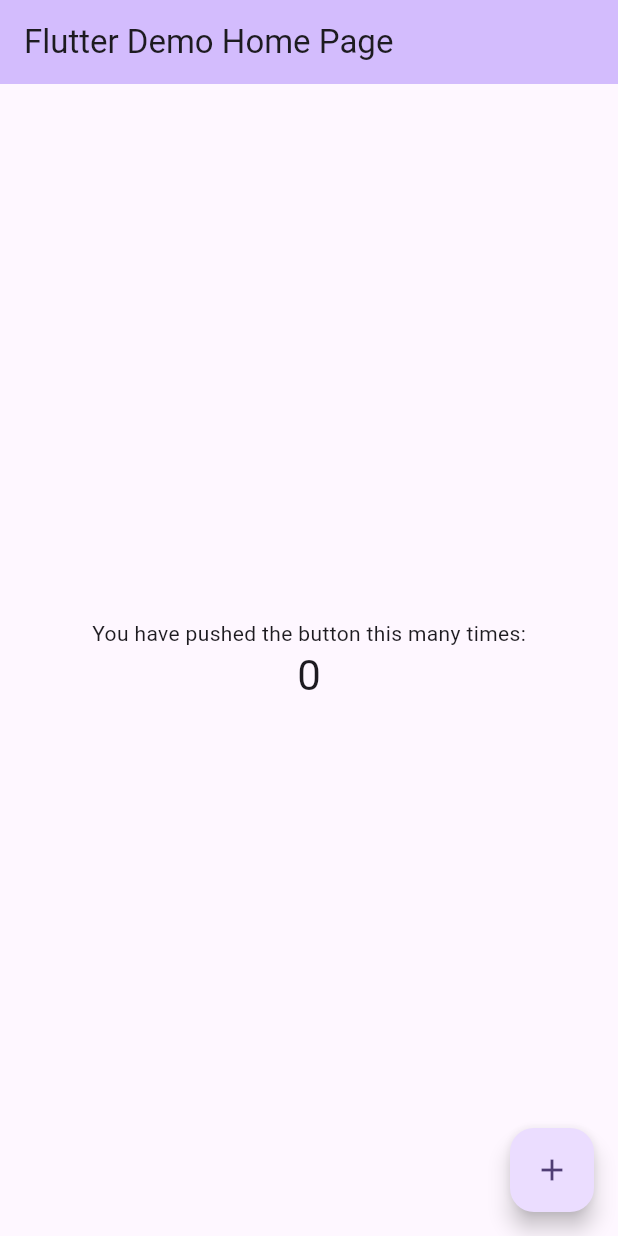
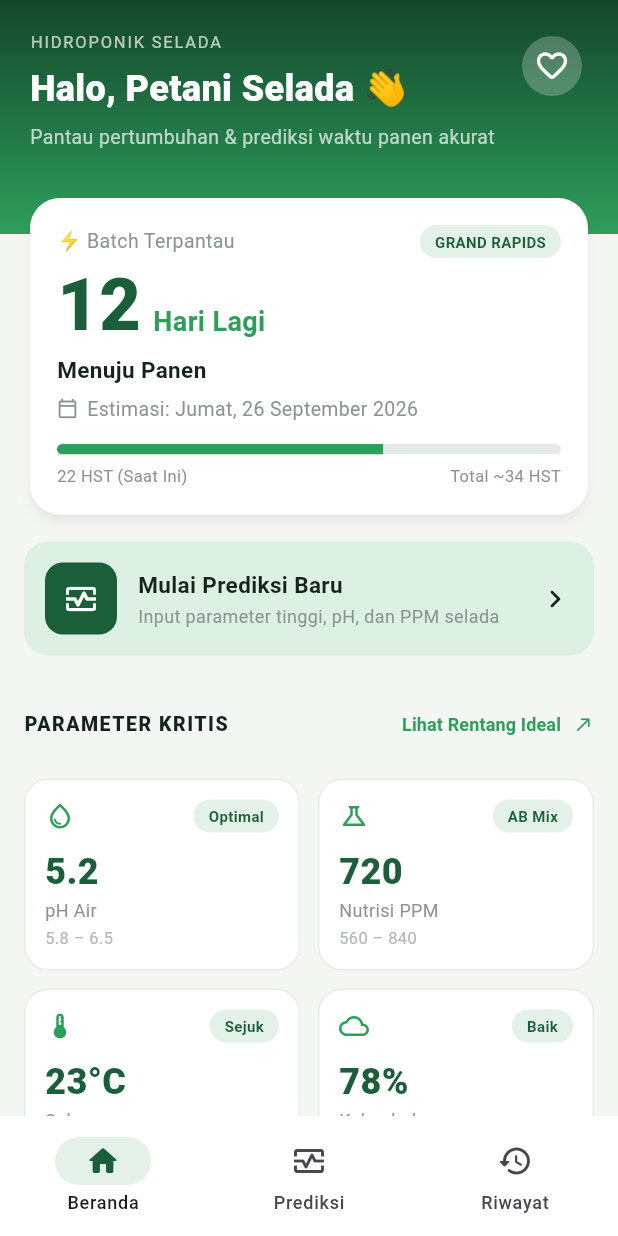
Before and after one commit to DinaKSari/Group_5_PBL, a Flutter app: the screen it shows after launch, on a phone screen of 412 x 824 dp. Run offline on Flutter 3.47's test engine with Material 3 defaults, Android fonts, the phone set to English and light mode, and no system bars; our stand-ins replace flutter_riverpod.

Commit message:
- menambahkan struktur folder - membuat UI UX homepage

```diff
--- a/smart_farming/lib/main.dart
+++ b/smart_farming/lib/main.dart
@@ -1,122 +1,16 @@
 import 'package:flutter/material.dart';
+import 'package:flutter_riverpod/flutter_riverpod.dart';
+import 'pages/home_page.dart';
 
-void main() {
-  runApp(const MyApp());
-}
+void main() => runApp(const ProviderScope(child: MyApp()));
 
 class MyApp extends StatelessWidget {
   const MyApp({super.key});
-
-  // This widget is the root of your application.
   @override
-  Widget build(BuildContext context) {
-    return MaterialApp(
-      title: 'Flutter Demo',
-      theme: ThemeData(
-        // This is the theme of your application.
-        //
-        // TRY THIS: Try running your application with "flutter run". You'll see
-        // the application has a purple toolbar. Then, without quitting the app,
-        // try changing the seedColor in the colorScheme below to Colors.green
-        // and then invoke "hot reload" (save your changes or press the "hot
-        // reload" button in a Flutter-supported IDE, or press "r" if you used
-        // the command line to start the app).
-        //
-        // Notice that the counter didn't reset back to zero; the application
-        // state is not lost during the reload. To reset the state, use hot
-        // restart instead.
-        //
-        // This works for code too, not just values: Most code changes can be
-        // tested with just a hot reload.
-        colorScheme: .fromSeed(seedColor: Colors.deepPurple),
-      ),
-      home: const MyHomePage(title: 'Flutter Demo Home Page'),
-    );
-  }
+  Widget build(BuildContext context) => MaterialApp(
+        title: 'Week 4 - REST API',
+        theme: ThemeData(
+            colorSchemeSeed: Colors.indigo, useMaterial3: true),
+        home: const HomePage(),
+      );
 }
-
-class MyHomePage extends StatefulWidget {
-  const MyHomePage({super.key, required this.title});
-
-  // This widget is the home page of your application. It is stateful, meaning
-  // that it has a State object (defined below) that contains fields that affect
-  // how it looks.
-
-  // This class is the configuration for the state. It holds the values (in this
-  // case the title) provided by the parent (in this case the App widget) and
-  // used by the build method of the State. Fields in a Widget subclass are
-  // always marked "final".
-
-  final String title;
-
-  @override
-  State<MyHomePage> createState() => _MyHomePageState();
-}
-
-class _MyHomePageState extends State<MyHomePage> {
-  int _counter = 0;
-
-  void _incrementCounter() {
-    setState(() {
-      // This call to setState tells the Flutter framework that something has
-      // changed in this State, which causes it to rerun the build method below
-      // so that the display can reflect the updated values. If we changed
-      // _counter without calling setState(), then the build method would not be
-      // called again, and so nothing would appear to happen.
-      _counter++;
-    });
-  }
-
-  @override
-  Widget build(BuildContext context) {
-    // This method is rerun every time setState is called, for instance as done
-    // by the _incrementCounter method above.
-    //
-    // The Flutter framework has been optimized to make rerunning build methods
-    // fast, so that you can just rebuild anything that needs updating rather
-    // than having to individually change instances of widgets.
-    return Scaffold(
-      appBar: AppBar(
-        // TRY THIS: Try changing the color here to a specific color (to
-        // Colors.amber, perhaps?) and trigger a hot reload to see the AppBar
-        // change color while the other colors stay the same.
-        backgroundColor: Theme.of(context).colorScheme.inversePrimary,
-        // Here we take the value from the MyHomePage object that was created by
-        // the App.build method, and use it to set our appbar title.
-        title: Text(widget.title),
-      ),
-      body: Center(
-        // Center is a layout widget. It takes a single child and positions it
-        // in the middle of the parent.
-        child: Column(
-          // Column is also a layout widget. It takes a list of children and
-          // arranges them vertically. By default, it sizes itself to fit its
-          // children horizontally, and tries to be as tall as its parent.
-          //
-          // Column has various properties to control how it sizes itself and
-          // how it positions its children. Here we use mainAxisAlignment to
-          // center the children vertically; the main axis here is the vertical
-          // axis because Columns are vertical (the cross axis would be
-          // horizontal).
-          //
-          // TRY THIS: Invoke "debug painting" (choose the "Toggle Debug Paint"
-          // action in the IDE, or press "p" in the console), to see the
-          // wireframe for each widget.
-          mainAxisAlignment: .center,
-          children: [
-            const Text('You have pushed the button this many times:'),
-            Text(
-              '$_counter',
-              style: Theme.of(context).textTheme.headlineMedium,
-            ),
-          ],
-        ),
-      ),
-      floatingActionButton: FloatingActionButton(
-        onPressed: _incrementCounter,
-        tooltip: 'Increment',
-        child: const Icon(Icons.add),
-      ),
-    );
-  }
-}
--- /dev/null
+++ b/smart_farming/lib/pages/home_page.dart
@@ -0,0 +1,307 @@
+import 'package:flutter/material.dart';
+
+class _C {
+  static const primary = Color(0xFF1B5E3A);
+  static const accent = Color(0xFF2E9E5B);
+  static const bg = Color(0xFFF4F6F4);
+  static const chip = Color(0xFFE3F1E8);
+  static const muted = Color(0xFF8A9590);
+  static const text = Color(0xFF14231B);
+}
+
+class HomePage extends StatelessWidget {
+  const HomePage({super.key});
+
+  static const _params = [
+    _Param(Icons.water_drop_outlined, '5.2', 'pH Air', '5.8 – 6.5', 'Optimal'),
+    _Param(Icons.science_outlined, '720', 'Nutrisi PPM', '560 – 840', 'AB Mix'),
+    _Param(Icons.thermostat_outlined, '23°C', 'Suhu', '20 – 26°C', 'Sejuk'),
+    _Param(Icons.cloud_outlined, '78%', 'Kelembaban', '70 – 85%', 'Baik'),
+  ];
+
+  @override
+  Widget build(BuildContext context) {
+    return Scaffold(
+      backgroundColor: _C.bg,
+      body: ListView(
+        padding: EdgeInsets.zero,
+        children: [
+          const _Header(),
+          Transform.translate(
+            offset: const Offset(0, -28),
+            child: const Padding(
+              padding: EdgeInsets.symmetric(horizontal: 16),
+              child: Column(
+                crossAxisAlignment: CrossAxisAlignment.start,
+                children: [
+                  _BatchCard(),
+                  SizedBox(height: 14),
+                  _PredictionCta(),
+                  SizedBox(height: 22),
+                  _SectionTitle(),
+                  SizedBox(height: 12),
+                  _ParamGrid(params: _params),
+                ],
+              ),
+            ),
+          ),
+        ],
+      ),
+      bottomNavigationBar: NavigationBar(
+        backgroundColor: Colors.white,
+        indicatorColor: _C.chip,
+        selectedIndex: 0,
+        onDestinationSelected: (_) {}, // TODO: navigasi
+        destinations: const [
+          NavigationDestination(icon: Icon(Icons.home_outlined), selectedIcon: Icon(Icons.home_rounded, color: _C.primary), label: 'Beranda'),
+          NavigationDestination(icon: Icon(Icons.monitor_heart_outlined), label: 'Prediksi'),
+          NavigationDestination(icon: Icon(Icons.history_rounded), label: 'Riwayat'),
+        ],
+      ),
+    );
+  }
+}
+
+class _Header extends StatelessWidget {
+  const _Header();
+
+  @override
+  Widget build(BuildContext context) {
+    return Container(
+      padding: EdgeInsets.fromLTRB(20, MediaQuery.paddingOf(context).top + 20, 20, 56),
+      decoration: const BoxDecoration(
+        gradient: LinearGradient(
+          begin: Alignment.topCenter,
+          end: Alignment.bottomCenter,
+          colors: [Color(0xFF14472C), _C.accent],
+        ),
+      ),
+      child: Row(
+        crossAxisAlignment: CrossAxisAlignment.start,
+        children: [
+          const Expanded(
+            child: Column(
+              crossAxisAlignment: CrossAxisAlignment.start,
+              children: [
+                Text('HIDROPONIK SELADA', style: TextStyle(color: Colors.white70, fontSize: 11, letterSpacing: 1.2)),
+                SizedBox(height: 6),
+                Text('Halo, Petani Selada 👋', style: TextStyle(color: Colors.white, fontSize: 24, fontWeight: FontWeight.w800)),
+                SizedBox(height: 6),
+                Text('Pantau pertumbuhan & prediksi waktu panen akurat', style: TextStyle(color: Colors.white70, fontSize: 13, height: 1.4)),
+              ],
+            ),
+          ),
+          IconButton.filled(
+            onPressed: () {},
+            style: IconButton.styleFrom(backgroundColor: Colors.white24),
+            icon: const Icon(Icons.favorite_border_rounded, color: Colors.white),
+          ),
+        ],
+      ),
+    );
+  }
+}
+
+class _BatchCard extends StatelessWidget {
+  const _BatchCard();
+
+  @override
+  Widget build(BuildContext context) {
+    return Card(
+      elevation: 3,
+      shadowColor: Colors.black26,
+      color: Colors.white,
+      shape: RoundedRectangleBorder(borderRadius: BorderRadius.circular(20)),
+      child: const Padding(
+        padding: EdgeInsets.all(18),
+        child: Column(
+          crossAxisAlignment: CrossAxisAlignment.start,
+          children: [
+            Row(
+              mainAxisAlignment: MainAxisAlignment.spaceBetween,
+              children: [
+                Text('⚡ Batch Terpantau', style: TextStyle(color: _C.muted, fontSize: 13)),
+                _Chip('GRAND RAPIDS'),
+              ],
+            ),
+            SizedBox(height: 8),
+            Row(
+              crossAxisAlignment: CrossAxisAlignment.baseline,
+              textBaseline: TextBaseline.alphabetic,
+              children: [
+                Text('12', style: TextStyle(color: _C.primary, fontSize: 48, fontWeight: FontWeight.w800, height: 1)),
+                SizedBox(width: 8),
+                Text('Hari Lagi', style: TextStyle(color: _C.accent, fontSize: 18, fontWeight: FontWeight.w600)),
+              ],
+            ),
+            SizedBox(height: 8),
+            Text('Menuju Panen', style: TextStyle(color: _C.text, fontSize: 15, fontWeight: FontWeight.w700)),
+            SizedBox(height: 6),
+            Row(
+              children: [
+                Icon(Icons.calendar_today_outlined, size: 14, color: _C.muted),
+                SizedBox(width: 6),
+                Text('Estimasi: Jumat, 26 September 2026', style: TextStyle(color: _C.muted, fontSize: 13)),
+              ],
+            ),
+            SizedBox(height: 14),
+            ClipRRect(
+              borderRadius: BorderRadius.all(Radius.circular(4)),
+              child: LinearProgressIndicator(value: 22 / 34, minHeight: 7, color: _C.accent, backgroundColor: Color(0xFFE6EAE7)),
+            ),
+            SizedBox(height: 6),
+            Row(
+              mainAxisAlignment: MainAxisAlignment.spaceBetween,
+              children: [
+                Text('22 HST (Saat Ini)', style: TextStyle(color: _C.muted, fontSize: 11)),
+                Text('Total ~34 HST', style: TextStyle(color: _C.muted, fontSize: 11)),
+              ],
+            ),
+          ],
+        ),
+      ),
+    );
+  }
+}
+
+class _PredictionCta extends StatelessWidget {
+  const _PredictionCta();
+
+  @override
+  Widget build(BuildContext context) {
+    return Material(
+      color: const Color(0xFFDDF0E4),
+      borderRadius: BorderRadius.circular(16),
+      child: InkWell(
+        borderRadius: BorderRadius.circular(16),
+        onTap: () {}, // TODO: navigasi ke prediksi
+        child: const Padding(
+          padding: EdgeInsets.all(14),
+          child: Row(
+            children: [
+              DecoratedBox(
+                decoration: BoxDecoration(color: _C.primary, borderRadius: BorderRadius.all(Radius.circular(12))),
+                child: Padding(
+                  padding: EdgeInsets.all(12),
+                  child: Icon(Icons.monitor_heart_outlined, color: Colors.white),
+                ),
+              ),
+              SizedBox(width: 14),
+              Expanded(
+                child: Column(
+                  crossAxisAlignment: CrossAxisAlignment.start,
+                  children: [
+                    Text('Mulai Prediksi Baru', style: TextStyle(color: _C.text, fontWeight: FontWeight.w700, fontSize: 15)),
+                    SizedBox(height: 2),
+                    Text('Input parameter tinggi, pH, dan PPM selada', style: TextStyle(color: _C.muted, fontSize: 12)),
+                  ],
+                ),
+              ),
+              Icon(Icons.chevron_right_rounded, color: _C.text),
+            ],
+          ),
+        ),
+      ),
+    );
+  }
+}
+
+class _SectionTitle extends StatelessWidget {
+  const _SectionTitle();
+
+  @override
+  Widget build(BuildContext context) {
+    return Row(
+      mainAxisAlignment: MainAxisAlignment.spaceBetween,
+      children: [
+        const Text('PARAMETER KRITIS', style: TextStyle(color: _C.text, fontSize: 13, fontWeight: FontWeight.w800, letterSpacing: 1)),
+        TextButton.icon(
+          onPressed: () {},
+          style: TextButton.styleFrom(foregroundColor: _C.accent, padding: EdgeInsets.zero, minimumSize: const Size(0, 32)),
+          iconAlignment: IconAlignment.end,
+          icon: const Icon(Icons.north_east_rounded, size: 14),
+          label: const Text('Lihat Rentang Ideal', style: TextStyle(fontSize: 12, fontWeight: FontWeight.w600)),
+        ),
+      ],
+    );
+  }
+}
+
+class _Param {
+  const _Param(this.icon, this.value, this.label, this.range, this.tag);
+  final IconData icon;
+  final String value, label, range, tag;
+}
+
+class _ParamGrid extends StatelessWidget {
+  const _ParamGrid({required this.params});
+  final List<_Param> params;
+
+  @override
+  Widget build(BuildContext context) {
+    return GridView.builder(
+      shrinkWrap: true,
+      physics: const NeverScrollableScrollPhysics(),
+      itemCount: params.length,
+      gridDelegate: const SliverGridDelegateWithFixedCrossAxisCount(
+        crossAxisCount: 2,
+        mainAxisSpacing: 12,
+        crossAxisSpacing: 12,
+        mainAxisExtent: 128,
+      ),
+      itemBuilder: (_, i) => _ParamCard(params[i]),
+    );
+  }
+}
+
+class _ParamCard extends StatelessWidget {
+  const _ParamCard(this.p);
+  final _Param p;
+
+  @override
+  Widget build(BuildContext context) {
+    return DecoratedBox(
+      decoration: BoxDecoration(
+        color: Colors.white,
+        borderRadius: BorderRadius.circular(16),
+        border: Border.all(color: const Color(0xFFE8ECE9)),
+      ),
+      child: Padding(
+        padding: const EdgeInsets.all(14),
+        child: Column(
+          crossAxisAlignment: CrossAxisAlignment.start,
+          children: [
+            Row(
+              mainAxisAlignment: MainAxisAlignment.spaceBetween,
+              children: [
+                Icon(p.icon, size: 20, color: _C.accent),
+                _Chip(p.tag),
+              ],
+            ),
+            const Spacer(),
+            Text(p.value, style: const TextStyle(color: _C.primary, fontSize: 24, fontWeight: FontWeight.w800)),
+            Text(p.label, style: const TextStyle(color: _C.muted, fontSize: 12)),
+            const SizedBox(height: 2),
+            Text(p.range, style: const TextStyle(color: Color(0xFFB0B8B3), fontSize: 11)),
+          ],
+        ),
+      ),
+    );
+  }
+}
+
+class _Chip extends StatelessWidget {
+  const _Chip(this.label);
+  final String label;
+
+  @override
+  Widget build(BuildContext context) {
+    return DecoratedBox(
+      decoration: BoxDecoration(color: _C.chip, borderRadius: BorderRadius.circular(20)),
+      child: Padding(
+        padding: const EdgeInsets.symmetric(horizontal: 10, vertical: 4),
+        child: Text(label, style: const TextStyle(color: _C.primary, fontSize: 10, fontWeight: FontWeight.w700)),
+      ),
+    );
+  }
+}
--- a/smart_farming/pubspec.yaml
+++ b/smart_farming/pubspec.yaml
@@ -34,6 +34,8 @@ dependencies:
   # The following adds the Cupertino Icons font to your application.
   # Use with the CupertinoIcons class for iOS style icons.
   cupertino_icons: ^1.0.8
+  go_router: ^18.0.2
+  flutter_riverpod: ^3.4.3
 
 dev_dependencies:
   flutter_test:
```
Also changed, not shown: smart_farming/lib/pages/history_page.dart (added), smart_farming/lib/pages/prediction_page.dart (added), smart_farming/pubspec.lock.
